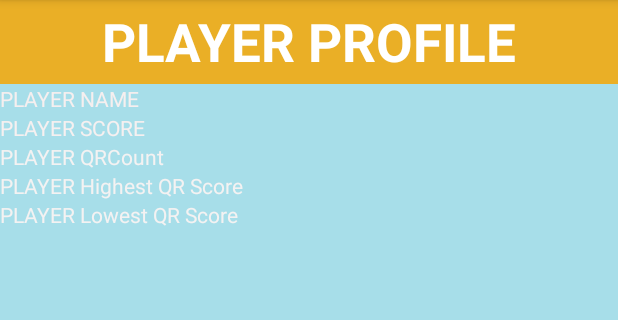
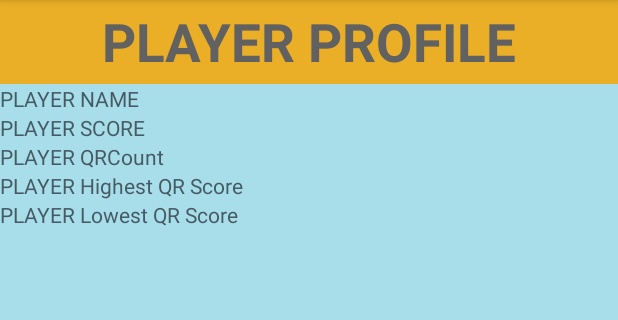
Before and after one commit to CMPUT301W23T38/QRMonsters, an Android app: the viewPlayerProfile screen opened directly, with no data from a screen before it, on a phone screen of 412 x 824 dp, the part 84-404 px from its top. Run offline under Robolectric (Android 15) with nearby library versions, the phone set to English and light mode, and no system bars; our stand-ins replace Firebase (no records; nobody signed in at launch, a user with empty details on screens opened directly).

Commit message:
view player text color changes

```diff
--- a/app/src/main/AndroidManifest.xml
+++ b/app/src/main/AndroidManifest.xml
@@ -98,7 +98,7 @@
         <activity
             android:name=".UserSearchActivity"
             android:label="@string/user_search_activity_label"
-            android:theme="@style/AppTheme.NoActionBar" />
+             />
     </application>
 
 </manifest>
--- a/app/src/main/res/layout/activity_view_player_profile.xml
+++ b/app/src/main/res/layout/activity_view_player_profile.xml
@@ -20,7 +20,7 @@
             android:layout_height="wrap_content"
             android:layout_gravity="center"
             android:text="PLAYER PROFILE"
-            android:textColor="@color/white"
+            android:textColor="#616161"
             android:textSize="35sp"
             android:textStyle="bold" />
 
@@ -31,35 +31,35 @@
         android:layout_width="match_parent"
         android:layout_height="wrap_content"
         android:text="PLAYER NAME"
-        android:textColor="#F6EFEF" />
+        android:textColor="#455A64" />
 
     <TextView
         android:id="@+id/playerScoreTextView"
         android:layout_width="match_parent"
         android:layout_height="wrap_content"
         android:text="PLAYER SCORE"
-        android:textColor="#F6F0F0" />
+        android:textColor="#455A64" />
 
     <TextView
         android:id="@+id/playerQRcountTextView"
         android:layout_width="match_parent"
         android:layout_height="wrap_content"
         android:text="PLAYER QRCount"
-        android:textColor="#F4F2F2" />
+        android:textColor="#455A64" />
 
     <TextView
         android:id="@+id/highestQRTextView"
         android:layout_width="match_parent"
         android:layout_height="wrap_content"
         android:text="PLAYER Highest QR Score"
-        android:textColor="#F4F2F2" />
+        android:textColor="#455A64" />
 
     <TextView
         android:id="@+id/lowestQRTextView"
         android:layout_width="match_parent"
         android:layout_height="wrap_content"
         android:text="PLAYER Lowest QR Score"
-        android:textColor="#F4F2F2" />
+        android:textColor="#455A64" />
     <ListView
         android:id="@+id/playerQRList"
         android:layout_width="match_parent"
```
